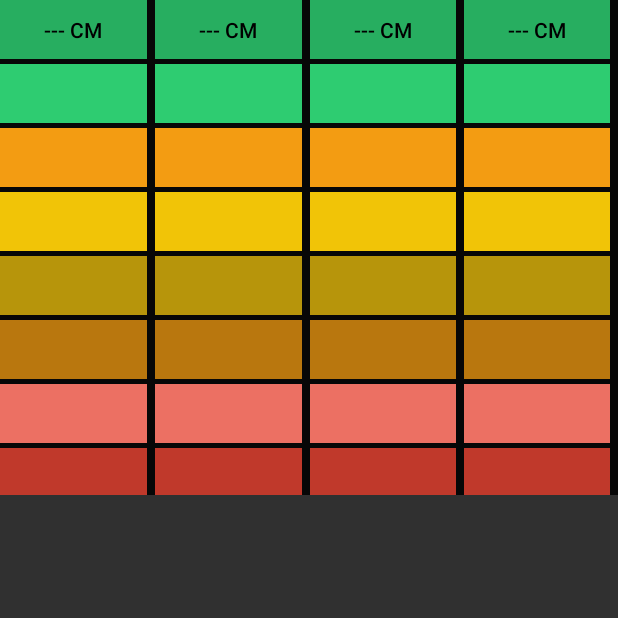
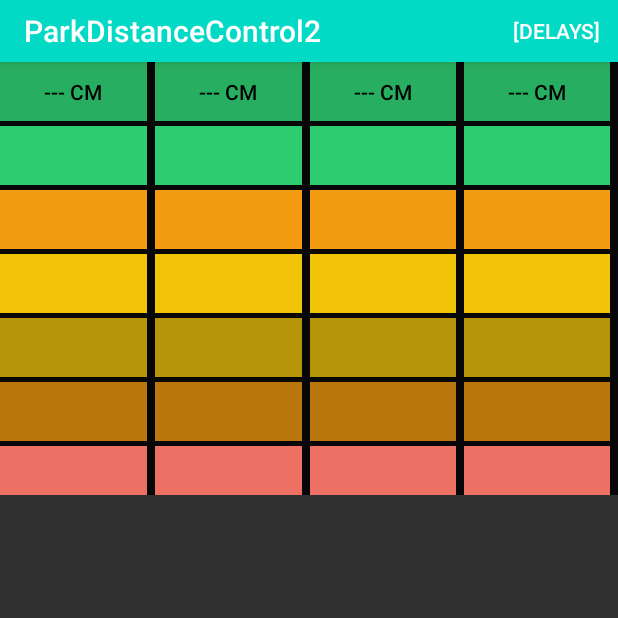
Before and after one commit to iszilagyigit/ParkDistanceControl, an Android app: the screen it shows after launch (MainActivity), on a phone screen of 412 x 824 dp, the top half of it. Run offline under Robolectric (Android 15) with nearby library versions, the phone set to English and light mode, and no system bars; 2 statements that could not run were skipped.

Commit message:
Added app. Toolbar and measure loop tackt configurable

```diff
--- a/app/build.gradle
+++ b/app/build.gradle
@@ -39,6 +39,7 @@ android {
 dependencies {
     implementation 'com.google.android.material:material:1.3.0'
     implementation 'androidx.constraintlayout:constraintlayout:2.0.4'
+    implementation 'androidx.appcompat:appcompat:1.2.0'
     testImplementation 'junit:junit:4.13.2'
     androidTestImplementation 'androidx.test.ext:junit:1.1.2'
     androidTestImplementation 'androidx.test.espresso:espresso-core:3.3.0'
--- a/app/src/main/java/com/pdc/main/parkdistancecontrol2/ParkSensorBackgroundService.java
+++ b/app/src/main/java/com/pdc/main/parkdistancecontrol2/ParkSensorBackgroundService.java
@@ -24,8 +24,9 @@ public class ParkSensorBackgroundService extends JobIntentService {
     /*
     Communication mit Arduino, loop delay count.
     It gives time to sensors for new measurement.
+     Min Working 700
      */
-    public static final int LOOP_DELAY_IN_MS = 700;
+    public static int LOOP_DELAY_IN_MS = 1000;
 
     /*
     Nr Of measurements which this JobIntentService will do.
--- a/app/src/main/res/layout/activity_main.xml
+++ b/app/src/main/res/layout/activity_main.xml
@@ -8,15 +8,25 @@
     tools:context=".MainActivity">
 
     <LinearLayout
+        android:layout_width="match_parent"
+        android:layout_height="match_parent"
+        android:orientation="vertical">
+
+        <androidx.appcompat.widget.Toolbar
+            android:id="@+id/my_toolbar"
+            android:layout_width="match_parent"
+            android:layout_height="41dp"
+            android:background="@color/teal_200"
+            android:elevation="4dp"
+            android:theme="@style/ThemeOverlay.AppCompat.ActionBar"
+            app:popupTheme="@style/ThemeOverlay.AppCompat.Light" />
+
+        <LinearLayout
             android:id="@+id/linearLayout"
             android:layout_width="match_parent"
             android:layout_height="330dp"
             android:baselineAligned="false"
-        android:orientation="horizontal"
-        app:layout_constraintBottom_toBottomOf="parent"
-        app:layout_constraintEnd_toEndOf="parent"
-        app:layout_constraintStart_toStartOf="parent"
-        app:layout_constraintTop_toTopOf="parent">
+            android:orientation="horizontal">
 
             <LinearLayout
                 android:id="@+id/sensor1"
@@ -321,5 +331,6 @@
             </LinearLayout>
 
         </LinearLayout>
+    </LinearLayout>
 
 </androidx.constraintlayout.widget.ConstraintLayout>
--- /dev/null
+++ b/app/src/main/res/menu/mainmenu.xml
@@ -0,0 +1,8 @@
+<menu xmlns:android="http://schemas.android.com/apk/res/android"
+    xmlns:app="http://schemas.android.com/apk/res-auto">
+
+    <item android:id="@+id/action_settings"
+        android:title="@string/action_delayconfig"
+        app:showAsAction="always"
+        />
+</menu>
--- a/app/src/main/res/values/strings.xml
+++ b/app/src/main/res/values/strings.xml
@@ -1,3 +1,4 @@
 <resources>
     <string name="app_name">ParkDistanceControl2</string>
+    <string name="action_delayconfig">[Delays]</string>
 </resources>
```
Also changed, not shown: app/src/main/java/com/pdc/main/parkdistancecontrol2/MainActivity.java (+38 -0 lines). Lines whose indentation alone changed are shown as unchanged.
